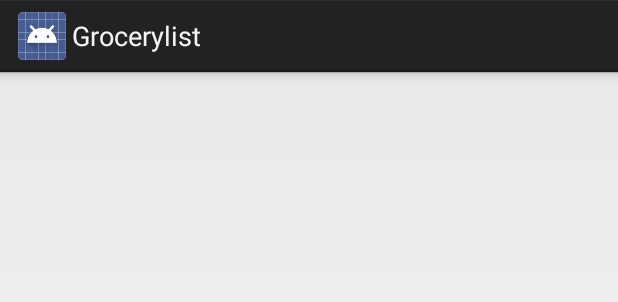
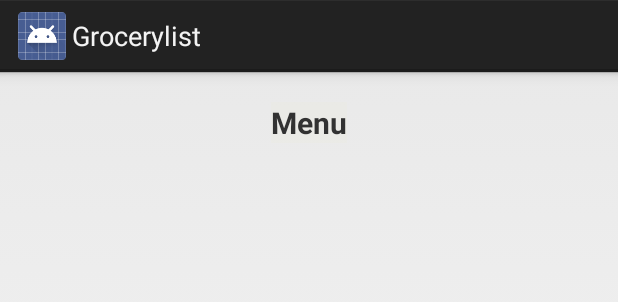
Before and after one commit to byroncoughlinSr/FamilyMealManagement, an Android app: the layout activity_menu.xml on its own in the app's theme, with its tools: preview values and no code run, on a phone screen of 412 x 824 dp. Shown: the top 302 px of the screen. Run offline under Robolectric (Android 15) with nearby library versions, the phone set to English and light mode, and no system bars.

Commit message:
Fixed menu screen crashing

```diff
--- a/org.coughlin.android.fmm.v2.application1/orgcoughlinandroidfmmv2application/src/main/java/org/coughlin/grocerylist/MenuActivity.java
+++ b/org.coughlin.android.fmm.v2.application1/orgcoughlinandroidfmmv2application/src/main/java/org/coughlin/grocerylist/MenuActivity.java
@@ -33,6 +33,7 @@ public class MenuActivity extends Activity implements LoaderManager.LoaderCallba
 	private ActionBarDrawerToggle mDrawerToggle;
 	private CharSequence mDrawerTitle;
     private CharSequence mTitle;
+	private MenuItem searchItem;
     private StableArrayAdapter mAdapter;
     private final String[] mProjections = {FamilyMealContracts.Products.ROW_ID, FamilyMealContracts.Products.PRO_NAME};
 	private final SQLiteQueryBuilder mSQLiteQueryBuilder = new SQLiteQueryBuilder();
@@ -48,16 +49,16 @@ public class MenuActivity extends Activity implements LoaderManager.LoaderCallba
 	protected void onCreate(Bundle savedInstanceState) {
 		super.onCreate(savedInstanceState);
 
-		//setContentView( R.layout.activity_menu);
+		//set content view
 		mTitle = getTitle();
+		setContentView( R.layout.activity_menu);
 
 		// Handle intent entries
-		getIntent();
 		handleIntent(getIntent());
 
 		//Initialize main view objects
 		mBackgroundContainer = findViewById(R.id.view1);
-		//mMenuListView = findViewById(R.id.menulistview);
+		mMenuListView = findViewById(R.id.menulistview);
 		mMenuListView.setChoiceMode(ListView.CHOICE_MODE_MULTIPLE);
 
 		//Setup the database
@@ -153,10 +154,10 @@ public class MenuActivity extends Activity implements LoaderManager.LoaderCallba
 	}
 
 	 /**				handleIntent()
-		 * Author: byron
-		 * Description: Handles search intent
-		 * @param intent intent
-		 */
+	  * Author: byron
+	  * Description: Handles search intent
+	  * @param intent intent
+	  */
 		private void handleIntent(Intent intent) {
 			if (Intent.ACTION_VIEW.equals(intent.getAction())) {
 				Uri data = intent.getData();
@@ -188,13 +189,11 @@ public class MenuActivity extends Activity implements LoaderManager.LoaderCallba
 	    mDrawerToggle.onConfigurationChanged(newConfig);
 	}
 
-
-
 	@Override
 	public boolean onCreateOptionsMenu(Menu menu) {
 		// Inflate the menu; this adds items to the action bar if it is present.
-		//getMenuInflater().inflate(R.menu.menu, menu);
-		menu.findItem(R.id.search);
+		getMenuInflater().inflate(R.menu.menu, menu);
+		searchItem = menu.findItem(R.id.search);
 
     	// Associate searchable configuration with the SearchView
 		SearchManager searchManager =
@@ -358,20 +357,6 @@ public class MenuActivity extends Activity implements LoaderManager.LoaderCallba
         mBackgroundContainer.hideBackground();
     }
 
-	/**				onPostCreate()
-	 * Author: byron
-	 * Description:
-	 * @param savedInstanceState
-	 */
-
-
-	/**				onConfigurationChanged()
-	 * Author: byron
-	 * Description:
-	 * @param newConfig
-	 */
-
-
 	/**				onOptionsItemSelected()
 	 * Author: byron
 	 * Description:
@@ -466,7 +451,7 @@ public class MenuActivity extends Activity implements LoaderManager.LoaderCallba
 		String[] from = {Menulist.Menu.MEN_NAME};
     	int[] to = {R.id.item};
 		getLoaderManager().initLoader(0, null, this);
-		//mAdapter = new StableArrayAdapter(this, R.layout.menulist_item, null, from, to,0, mTouchListener);
+		mAdapter = new StableArrayAdapter(this, R.layout.menulist_item, null, from, to,0, mTouchListener);
     	mMenuListView.setAdapter(mAdapter);
 
     }
--- a/org.coughlin.android.fmm.v2.application1/orgcoughlinandroidfmmv2application/src/main/res/layout/activity_menu.xml
+++ b/org.coughlin.android.fmm.v2.application1/orgcoughlinandroidfmmv2application/src/main/res/layout/activity_menu.xml
@@ -1,32 +1,56 @@
 <?xml version="1.0" encoding="utf-8"?>
 <androidx.drawerlayout.widget.DrawerLayout xmlns:android="http://schemas.android.com/apk/res/android"
+    xmlns:app="http://schemas.android.com/apk/res-auto"
+    xmlns:tools="http://schemas.android.com/tools"
     android:id="@+id/drawer_layout"
-    android:layout_width="fill_parent"
+    android:layout_width="match_parent"
     android:layout_height="match_parent"
-    android:layout_gravity="start">
+    android:layout_gravity="start"
+    android:padding="16dp"
+    android:orientation="vertical">
 
-    <LinearLayout
+    <androidx.constraintlayout.widget.ConstraintLayout
+        android:id="@+id/linearLayout3"
+        android:layout_width="match_parent"
+        android:layout_height="match_parent"
+        android:paddingVertical="20dp">
+
+        <TextView
+        android:id="@+id/textView2"
         android:layout_width="wrap_content"
         android:layout_height="wrap_content"
-        android:orientation="vertical">
+        android:background="#05FDD835"
+        android:gravity="center"
+        android:text="@string/menu"
+        android:textSize="20sp"
+        android:textStyle="bold"
+        app:layout_constraintEnd_toEndOf="parent"
+        app:layout_constraintStart_toStartOf="parent"
+        app:layout_constraintTop_toTopOf="parent">
+        </TextView>
 
         <view
             android:id="@+id/view1"
             class="org.coughlin.grocerylist.BackgroundContainer"
-            android:layout_width="match_parent"
+            android:layout_width="0dp"
             android:layout_height="wrap_content"
-            android:layout_gravity="start">
+            android:layout_marginStart="16dp"
+            android:layout_marginTop="16dp"
+            android:layout_marginEnd="16dp"
+            app:layout_constraintEnd_toEndOf="parent"
+            app:layout_constraintStart_toStartOf="parent"
+            app:layout_constraintTop_toBottomOf="@+id/textView2">
 
             <ListView
                 android:id="@+id/menulistview"
-                android:layout_width="fill_parent"
-                android:layout_height="wrap_content"></ListView>
-
-
+                android:layout_width="match_parent"
+                android:layout_height="wrap_content"
+                android:textAlignment="textStart"
+                tools:layout_editor_absoluteX="20dp"
+                tools:layout_editor_absoluteY="10dp">
+            </ListView>
         </view>
-
-    </LinearLayout>
-
+    </androidx.constraintlayout.widget.ConstraintLayout>
     <ListView
         android:id="@+id/left_drawer"
         android:layout_width="240dp"
@@ -36,7 +60,5 @@
         android:choiceMode="singleChoice"
         android:divider="@android:color/transparent"
         android:dividerHeight="0dp">
-
     </ListView>
-
 </androidx.drawerlayout.widget.DrawerLayout>
--- a/org.coughlin.android.fmm.v2.application1/orgcoughlinandroidfmmv2application/src/main/res/menu/menu.xml
+++ b/org.coughlin.android.fmm.v2.application1/orgcoughlinandroidfmmv2application/src/main/res/menu/menu.xml
@@ -1,14 +1,13 @@
-<menu xmlns:android="http://schemas.android.com/apk/res/android"
-    xmlns:app="http://schemas.android.com/apk/res-auto">
+<menu xmlns:android="http://schemas.android.com/apk/res/android">
    <item
         android:id="@+id/action_settings"
         android:orderInCategory="100"
        android:title="@string/action_settings"
-       app:showAsAction="never" />
+       android:showAsAction="never" />
     <item android:id="@+id/search"
         android:icon="@drawable/ic_menu_search"
         android:title="@string/search_title"
-        app:showAsAction="ifRoom|collapseActionView"
-        app:actionViewClass="android.widget.SearchView">
+        android:showAsAction="ifRoom|collapseActionView"
+        android:actionViewClass="android.widget.SearchView">
     </item>
 </menu>
--- a/org.coughlin.android.fmm.v2.application1/orgcoughlinandroidfmmv2application/src/main/res/values/strings.xml
+++ b/org.coughlin.android.fmm.v2.application1/orgcoughlinandroidfmmv2application/src/main/res/values/strings.xml
@@ -35,5 +35,6 @@
     <string name="new_menu_item_hint">Enter new menu item</string>
     <string name="add_new_menu_item">Add Menu Item</string>
     <string name="grocerylist">Grocerylist</string>
+    <string name="menu">Menu</string>
 
 </resources>
```
Also changed, not shown: 1 other file.
